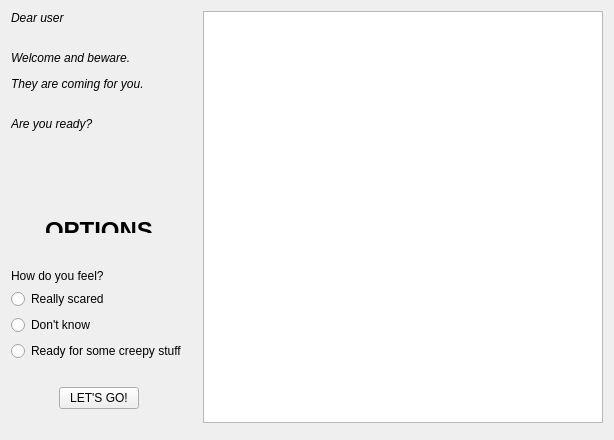
The window that src/ui/widget.ui (jana-starkova/Cpp-final-project) describes before a commit, drawn with Qt 5.
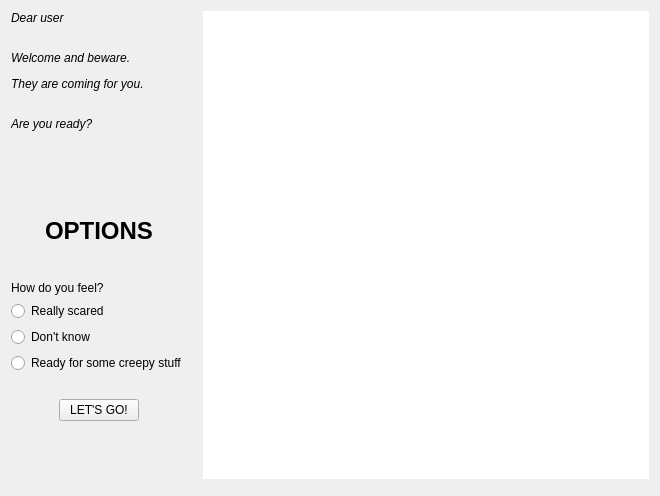
The same window after the commit.

Commit message: ADD image on top of video in option 1

The edit to the form file:
```diff
--- a/src/ui/widget.ui
+++ b/src/ui/widget.ui
@@ -6,8 +6,8 @@
    <rect>
     <x>0</x>
     <y>0</y>
-    <width>400</width>
-    <height>300</height>
+    <width>660</width>
+    <height>496</height>
    </rect>
   </property>
   <property name="baseSize">
@@ -19,6 +19,9 @@
   <property name="windowTitle">
    <string>Scary Project</string>
   </property>
+  <property name="autoFillBackground">
+   <bool>false</bool>
+  </property>
   <layout class="QGridLayout" name="gridLayout">
    <item row="0" column="0" rowspan="2">
     <layout class="QVBoxLayout" name="verticalLayout">
@@ -197,6 +200,36 @@
        <height>400</height>
       </size>
      </property>
+     <property name="autoFillBackground">
+      <bool>true</bool>
+     </property>
+     <property name="frameShape">
+      <enum>QFrame::NoFrame</enum>
+     </property>
+     <property name="frameShadow">
+      <enum>QFrame::Plain</enum>
+     </property>
+     <property name="lineWidth">
+      <number>0</number>
+     </property>
+     <property name="verticalScrollBarPolicy">
+      <enum>Qt::ScrollBarAlwaysOff</enum>
+     </property>
+     <property name="horizontalScrollBarPolicy">
+      <enum>Qt::ScrollBarAlwaysOff</enum>
+     </property>
+     <property name="sizeAdjustPolicy">
+      <enum>QAbstractScrollArea::AdjustToContents</enum>
+     </property>
+     <property name="backgroundBrush">
+      <brush brushstyle="SolidPattern">
+       <color alpha="225">
+        <red>232</red>
+        <green>232</green>
+        <blue>232</blue>
+       </color>
+      </brush>
+     </property>
     </widget>
    </item>
    <item row="0" column="1">
```
The commit also changes 2 other files.
